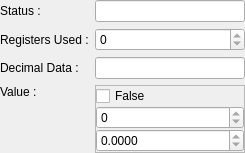
Before: the Qt Designer form src/widget/quamodbusvaluewidgetstatus.ui in juangburgos/QUaModbusClient, drawn with Qt 5.
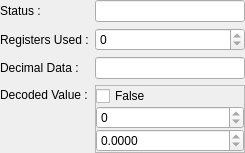
After: the same form once the commit is applied.

The edit to the form file:
```diff
--- a/src/widget/quamodbusvaluewidgetstatus.ui
+++ b/src/widget/quamodbusvaluewidgetstatus.ui
@@ -35,8 +35,20 @@
    </item>
    <item row="3" column="0">
     <widget class="QLabel" name="labelValue">
+     <property name="sizePolicy">
+      <sizepolicy hsizetype="Preferred" vsizetype="Preferred">
+       <horstretch>0</horstretch>
+       <verstretch>0</verstretch>
+      </sizepolicy>
+     </property>
+     <property name="minimumSize">
+      <size>
+       <width>0</width>
+       <height>20</height>
+      </size>
+     </property>
      <property name="text">
-      <string>Value :</string>
+      <string>Decoded Value :</string>
      </property>
      <property name="alignment">
       <set>Qt::AlignLeading|Qt::AlignLeft|Qt::AlignVCenter</set>
@@ -83,6 +95,9 @@
      <property name="orientation">
       <enum>Qt::Vertical</enum>
      </property>
+     <property name="sizeType">
+      <enum>QSizePolicy::Expanding</enum>
+     </property>
      <property name="sizeHint" stdset="0">
       <size>
        <width>20</width>
```
